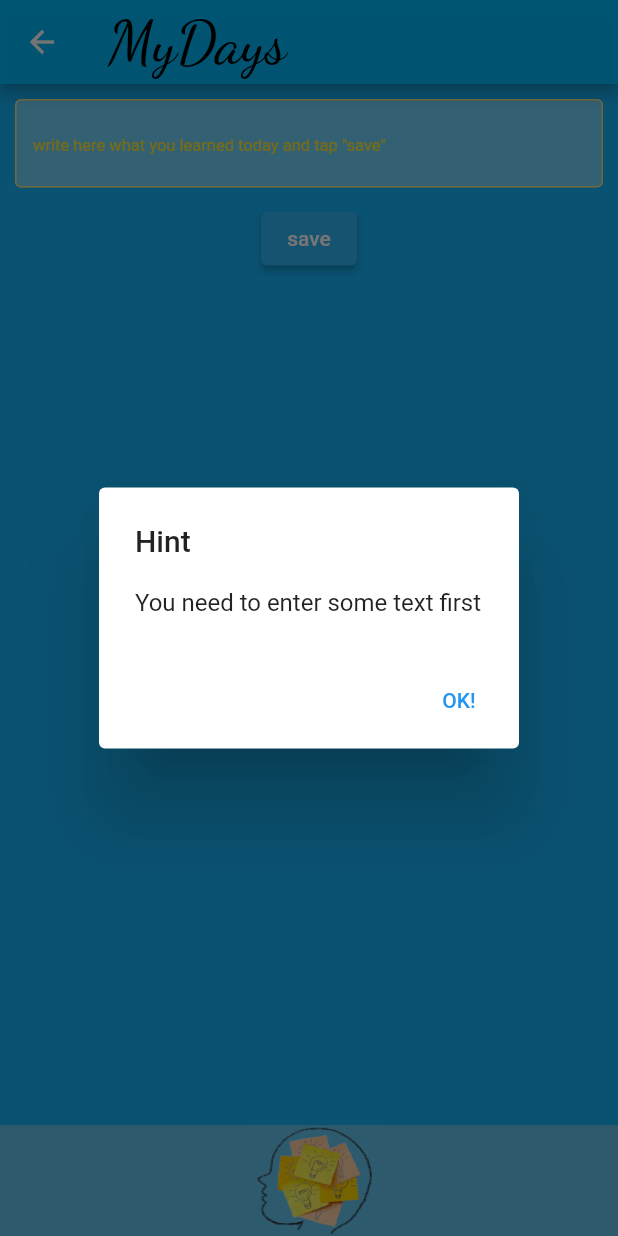
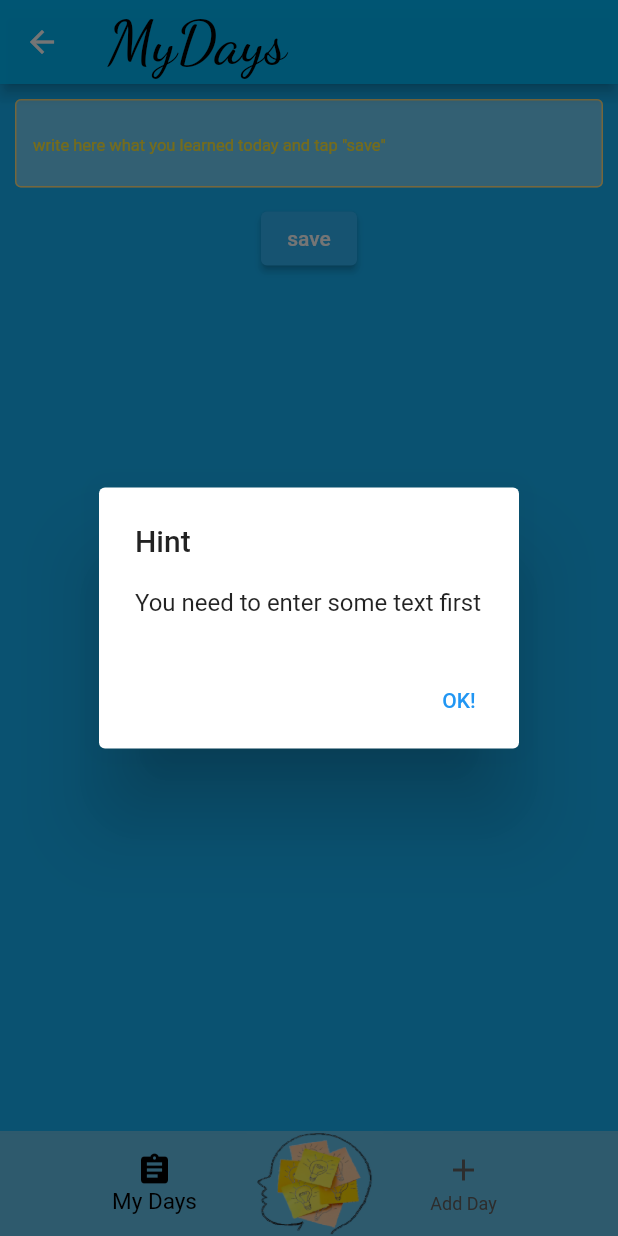
Before and after one commit to pilchsebastian88/my_days, a Flutter app: the MyDaysPage screen opened directly, after a tap on "save", on a phone screen of 412 x 824 dp. Run offline on Flutter 3.47's test engine with Material 2 defaults, Android fonts, the phone set to English and light mode, and no system bars; our stand-ins replace cloud_firestore, firebase_auth, firebase_core, flutter_rating_bar, google_fonts; accounts and stored records are empty.

Commit message:
Add BottomNavigationBar and remove bottomsheet

```diff
--- a/lib/home/my_days/my_days_page.dart
+++ b/lib/home/my_days/my_days_page.dart
@@ -15,6 +15,8 @@ class MyDaysPage extends StatefulWidget {
 }
 
 class _MyDaysPageState extends State<MyDaysPage> {
+  var currentIndex = 0;
+
   @override
   Widget build(BuildContext context) {
     return Scaffold(
@@ -153,8 +155,41 @@ class _MyDaysPageState extends State<MyDaysPage> {
           );
         },
       ),
-      bottomSheet: Image.asset(
-        'images/bottomsheet_image.png',
+      bottomNavigationBar: Container(
+        height: 70,
+        decoration: const BoxDecoration(
+          image: DecorationImage(
+            fit: BoxFit.fill,
+            image: AssetImage('images/bottom_navigation_bar_image.png'),
+          ),
+        ),
+        child: BottomNavigationBar(
+          unselectedItemColor: Colors.grey.shade700,
+          selectedItemColor: Colors.black,
+          selectedFontSize: 15,
+          backgroundColor: Colors.transparent,
+          elevation: 0,
+          currentIndex: currentIndex,
+          onTap: (newIndex) {
+            setState(() {
+              currentIndex = newIndex;
+            });
+          },
+          items: const [
+            BottomNavigationBarItem(
+              icon: Icon(
+                Icons.assignment,
+              ),
+              label: 'My Days',
+            ),
+            BottomNavigationBarItem(
+              icon: Icon(
+                Icons.add,
+              ),
+              label: 'Add Day',
+            ),
+          ],
+        ),
       ),
     );
   }
```
Also changed, not shown: images/bottom_navigation_bar_image.png (renamed from images/bottomsheet_image.png).
